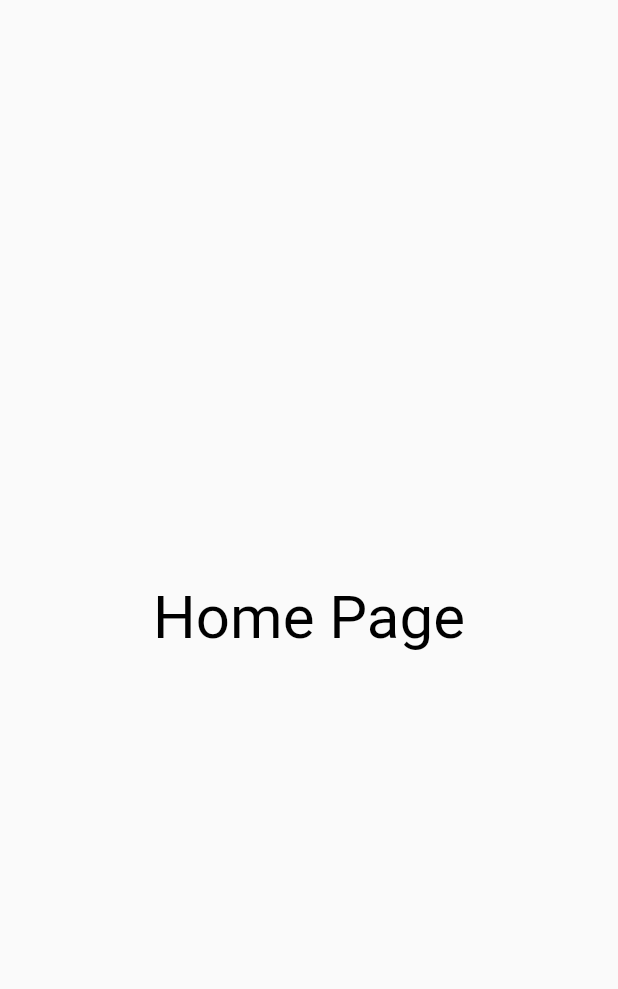
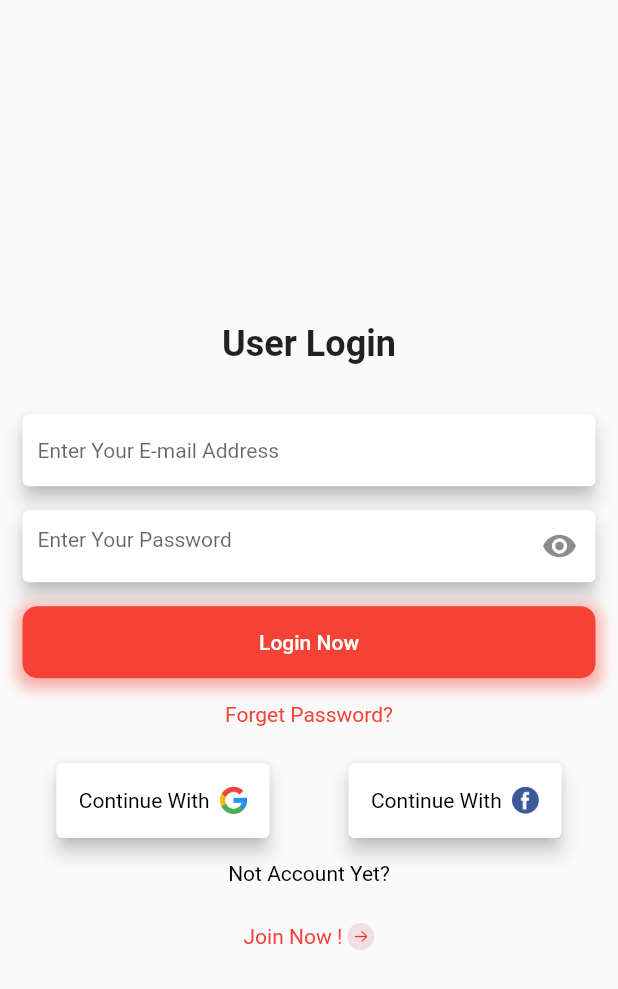
Before and after one commit to AndroidDeveloper98/fluttersplash, a Flutter app: the screen it shows after launch, on a phone screen of 412 x 824 dp. Shown: the top 989 px of the screen. Run offline on Flutter 3.47's test engine with Material 2 defaults, Android fonts, the phone set to English and light mode, and no system bars.

Commit message:
Add login Screen

```diff
--- /dev/null
+++ b/lib/constants.dart
@@ -0,0 +1,4 @@
+import 'package:flutter/material.dart';
+
+const kPrimaryColor = Color(0xFF6F35A5);
+const kPrimaryLightColor = Color(0xFFF1E6FF);
--- /dev/null
+++ b/lib/ui/components/already_have_an_account_acheck.dart
@@ -0,0 +1,45 @@
+import 'package:flutter/material.dart';
+
+import '../../constants.dart';
+
+class AlreadyHaveAnAccountCheck extends StatelessWidget {
+  final bool login;
+  final Function? press;
+
+  const AlreadyHaveAnAccountCheck({
+    Key? key,
+    this.login = true,
+    this.press,
+  }) : super(key: key);
+
+  @override
+  Widget build(BuildContext context) {
+    return Row(
+      mainAxisAlignment: MainAxisAlignment.center,
+      children: <Widget>[
+        Text(
+          login ? "" : "",
+          style: const TextStyle(color: kPrimaryColor),
+        ),
+        GestureDetector(
+          onTap: () => press,
+          child: Row(
+            children: [
+              Text(
+                login ? "Join Now ! " : "Login ",
+                style: const TextStyle(
+                  color: Colors.red,
+                  fontWeight: FontWeight.normal,
+                ),
+              ),
+              Image.asset(
+                "assets/images/join.png",
+                width: 18,
+              ),
+            ],
+          ),
+        )
+      ],
+    );
+  }
+}
--- /dev/null
+++ b/lib/ui/login_screen.dart
@@ -0,0 +1,296 @@
+import 'package:flutter/material.dart';
+import 'package:flutterui/ui/components/rounded_input_field.dart';
+import 'package:flutterui/ui/home_screen.dart';
+
+import 'components/already_have_an_account_acheck.dart';
+
+class LoginScreen extends StatelessWidget {
+  const LoginScreen({Key? key}) : super(key: key);
+
+  @override
+  Widget build(BuildContext context) {
+    Size size = MediaQuery.of(context).size;
+    return Scaffold(
+        /*appBar: CustomAppBar(
+          height: 200,
+          child: ClipPath(
+              clipper: CustomShape(),
+              // this is my own class which extendsCustomClipper
+              child: Container(
+                height: 200,
+                color: Color(0xff0f0f0f),
+                child: Center(
+                  child: Padding(
+                    padding: EdgeInsets.symmetric(vertical: 25),
+                    child: Image.asset("assets/images/sp_red_logo_trans.png",
+                        height: size.height * 0.5, width: size.width * 0.6),
+                  ),
+                ),
+              )),
+        ),*/
+        body: Center(
+          child: SingleChildScrollView(
+            child: Column(
+              children: <Widget>[
+
+                SizedBox(height: size.height * 0.03),
+                const Text(
+                  "User Login",
+                  style: TextStyle(fontWeight: FontWeight.bold, fontSize: 24.0),
+                ),
+                SizedBox(height: size.height * 0.03),
+                Card(
+                  margin: EdgeInsets.symmetric(vertical: 8, horizontal: 15),
+                  elevation: 5,
+                  color: Colors.white,
+                  child: Container(
+                    child: const Column(
+                      children: <Widget>[
+                        Row(
+                          children: <Widget>[
+                            Expanded(
+                              child: TextField(
+                                decoration: InputDecoration(
+                                  hintStyle: TextStyle(fontSize: 14),
+                                  hintText: 'Enter Your E-mail Address',
+                                  border: InputBorder.none,
+                                  contentPadding: EdgeInsets.all(10),
+                                ),
+                              ),
+                            ),
+                          ],
+                        ),
+                      ],
+                    ),
+                  ),
+                ),
+                Card(
+                  margin: const EdgeInsets.symmetric(vertical: 8, horizontal: 15),
+                  elevation: 5,
+                  color: Colors.white,
+                  child: Container(
+                    child: const Column(
+                      children: <Widget>[
+                        Row(
+                          children: <Widget>[
+                            Expanded(
+                              child: TextField(
+                                obscureText: true,
+                                decoration: InputDecoration(
+                                  hintStyle: TextStyle(fontSize: 14),
+                                  hintText: 'Enter Your Password',
+                                  border: InputBorder.none,
+                                  suffixIcon: Icon(Icons.visibility),
+                                  contentPadding: EdgeInsets.all(10),
+                                ),
+                              ),
+                            ),
+                          ],
+                        ),
+                      ],
+                    ),
+                  ),
+                ),
+                Container(
+                  margin: EdgeInsets.symmetric(vertical: 8, horizontal: 15),
+                  decoration: BoxDecoration(
+                    color: Colors.red,
+                    borderRadius: BorderRadius.only(
+                        topLeft: Radius.circular(10),
+                        topRight: Radius.circular(10),
+                        bottomLeft: Radius.circular(10),
+                        bottomRight: Radius.circular(10)),
+                    boxShadow: [
+                      BoxShadow(
+                        color: Colors.red.withOpacity(0.4),
+                        spreadRadius: 4,
+                        blurRadius: 7,
+                        offset: Offset(0, 3), // changes position of shadow
+                      ),
+                    ],
+                  ),
+                  child: SizedBox(
+                    width: double.infinity,
+                    // height: double.infinity,
+                    child: TextButton(
+                      onPressed: () {
+                        Navigator.push(
+                          context,
+                          MaterialPageRoute(
+                            builder: (context) {
+                              return HomeScreen();
+                            },
+                          ),
+                        );
+                      },
+                      child: const Text(
+                        "Login Now",
+                        style: TextStyle(color: Colors.white),
+                      ),
+                    ),
+                  ),
+                ),
+                SizedBox(height: size.height * 0.01),
+                GestureDetector(
+                  onTap: () {
+                    Navigator.push(
+                      context,
+                      MaterialPageRoute(
+                        builder: (context) {
+                          return HomeScreen();
+                        },
+                      ),
+                    );
+//                  function(context);
+                  },
+                  child: Text(
+                    "Forget Password?",
+                    style: TextStyle(
+                      color: Colors.red,
+                      fontWeight: FontWeight.normal,
+                    ),
+                  ),
+                ),
+                SizedBox(height: size.height * 0.01),
+                Container(
+                  child: Column(
+                    children: <Widget>[
+                      Row(
+                        mainAxisAlignment: MainAxisAlignment.spaceEvenly,
+                        children: <Widget>[
+                          Card(
+                              margin:
+                              EdgeInsets.symmetric(vertical: 16, horizontal: 15),
+                              elevation: 5,
+                              color: Colors.white,
+                              child: Container(
+                                margin: EdgeInsets.symmetric(
+                                    vertical: 16, horizontal: 15),
+                                child: Row(
+                                  children: [
+                                    Text(
+                                      "Continue With  ",
+                                      style: TextStyle(
+                                        color: Colors.black,
+                                        fontWeight: FontWeight.normal,
+                                      ),
+                                    ),
+                                    Image.asset(
+                                      "assets/images/google.png",
+                                      width: 18,
+                                    ),
+                                  ],
+                                ),
+                              )),
+                          Card(
+                              margin:
+                              EdgeInsets.symmetric(vertical: 16, horizontal: 15),
+                              elevation: 5,
+                              color: Colors.white,
+                              child: Container(
+                                margin: EdgeInsets.symmetric(
+                                    vertical: 16, horizontal: 15),
+                                child: Row(
+                                  children: [
+                                    Text(
+                                      "Continue With  ",
+                                      style: TextStyle(
+                                        color: Colors.black,
+                                        fontWeight: FontWeight.normal,
+                                      ),
+                                    ),
+                                    Image.asset(
+                                      "assets/images/facebook.png",
+                                      width: 18,
+                                    ),
+                                  ],
+                                ),
+                              ))
+                        ],
+                      ),
+                    ],
+                  ),
+                ),
+                GestureDetector(
+                  onTap: () {
+                    Navigator.push(
+                      context,
+                      MaterialPageRoute(
+                        builder: (context) {
+                          return HomeScreen();
+                        },
+                      ),
+                    );
+//                  function(context);
+                  },
+                  child: Text(
+                    "Not Account Yet?",
+                    style: TextStyle(
+                      color: Colors.black,
+                      fontWeight: FontWeight.normal,
+                    ),
+                  ),
+                ),
+                SizedBox(height: size.height * 0.03),
+                AlreadyHaveAnAccountCheck(
+                  press: () {
+                    Navigator.push(
+                      context,
+                      MaterialPageRoute(
+                        builder: (context) {
+                          return HomeScreen();
+                        },
+                      ),
+                    );
+                  },
+                ),
+
+              ],
+            ),
+          ),
+        ));
+  }
+}
+
+class CustomShape extends CustomClipper<Path> {
+  @override
+  getClip(Size size) {
+    double height = size.height;
+    double width = size.width;
+    var path = Path();
+    path.lineTo(0, height - 50);
+    path.quadraticBezierTo(width / 2, height, width, height - 50);
+    path.lineTo(width, 0);
+    path.close();
+
+    return path;
+  }
+
+  @override
+  bool shouldReclip(CustomClipper oldClipper) {
+    return true;
+  }
+
+
+
+}
+
+/*class CustomAppBar extends PreferredSize {
+  final Widget child;
+  final double height;
+
+  CustomAppBar({required this.child, this.height = kToolbarHeight});
+
+  @override
+  Size get preferredSize => Size.fromHeight(height);
+
+  @override
+  Widget build(BuildContext context) {
+    return Container(
+      height: preferredSize.height,
+      color: Colors.white,
+      alignment: Alignment.center,
+      child: child,
+    );
+  }
+}*/
```
Also changed, not shown: lib/ui/components/rounded_button.dart (added, +35 -0 lines), lib/ui/components/rounded_input_field.dart (added, +31 -0 lines), lib/ui/components/rounded_password_field.dart (added, +35 -0 lines), lib/ui/components/text_field_container.dart (added, +23 -0 lines), lib/ui/splash_screen.dart (+5 -3 lines), assets/images/facebook.png (added), assets/images/google.png (added), assets/images/join.png (added).
